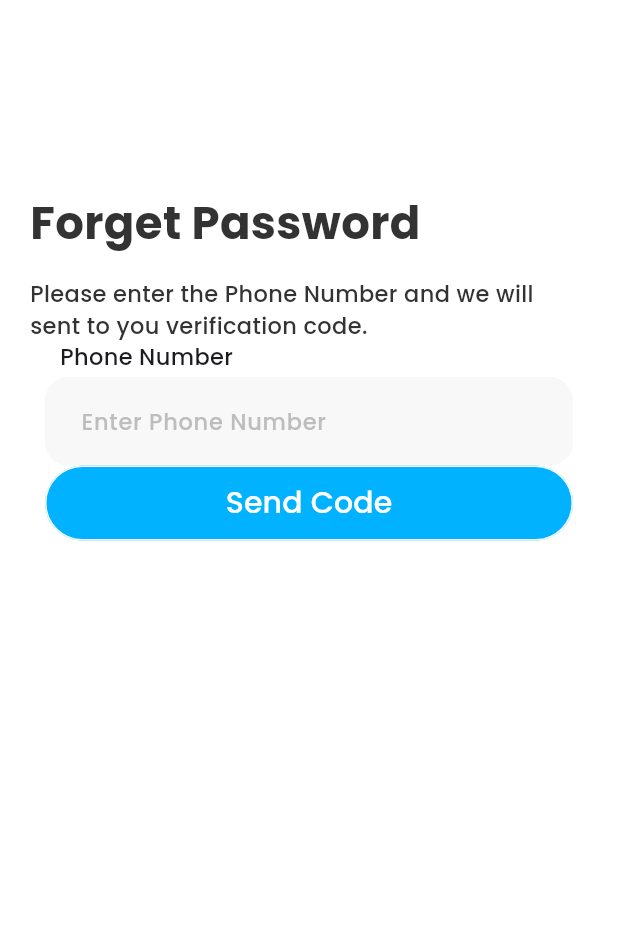
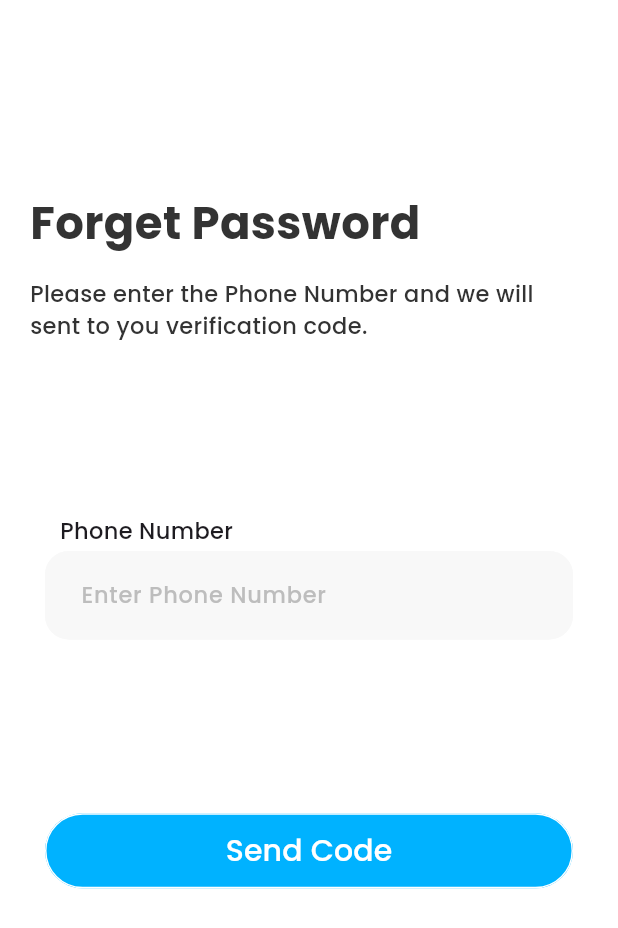
Before and after one commit to KaremMotaz/tamtamApp, a Flutter app: the ForgetPasswordView screen opened by its route, on a phone screen of 412 x 824 dp. Shown: the top 928 px of the screen. Run offline on Flutter 3.47's test engine with Material 3 defaults, Android fonts, the phone set to English and light mode, and no system bars; our stand-ins replace carousel_slider, flutter_screenutil, flutter_svg, go_router, pinput, smooth_page_indicator.

Commit message:
Solve Expanded Errors

```diff
--- a/lib/core/widgets/custom_app_bar.dart
+++ b/lib/core/widgets/custom_app_bar.dart
@@ -30,9 +30,7 @@ class _CustomAppBarState extends State<CustomAppBar> {
       leading: context.canPop()
           ? InkWell(
               borderRadius: BorderRadius.circular(50),
-              onTap: () => context.canPop(),
-              child: Padding(
-                padding: const EdgeInsets.only(left: 20),
+              onTap: () => context.pop(),
               child: Container(
                 decoration: BoxDecoration(
                   shape: BoxShape.circle,
@@ -43,7 +41,6 @@ class _CustomAppBarState extends State<CustomAppBar> {
                   child: SvgPicture.asset(AppAssets.arrowBack),
                 ),
               ),
-              ),
             )
           : SizedBox.shrink(),
     );
--- a/lib/features/Auth/presentation/views/forget_password_view.dart
+++ b/lib/features/Auth/presentation/views/forget_password_view.dart
@@ -33,7 +33,7 @@ class ForgetPasswordView extends StatelessWidget {
                   style: AppStyles.medium15.copyWith(color: AppColors.darkGrey),
                 ),
               ),
-              ForgotPasswordForm(),
+              Expanded(child: ForgotPasswordForm()),
             ],
           ),
         ),
--- a/lib/features/Auth/presentation/views/otp_verification_view.dart
+++ b/lib/features/Auth/presentation/views/otp_verification_view.dart
@@ -35,7 +35,7 @@ class OtpVerificationView extends StatelessWidget {
                   style: AppStyles.medium15.copyWith(color: AppColors.darkGrey),
                 ),
               ),
-              PinInputForm(isForResetPassword: isForResetPassword),
+              Expanded(child: PinInputForm(isForResetPassword: isForResetPassword)),
             ],
           ),
         ),
--- a/lib/features/Auth/presentation/views/reset_password_view.dart
+++ b/lib/features/Auth/presentation/views/reset_password_view.dart
@@ -31,7 +31,7 @@ class ResetPasswordView extends StatelessWidget {
                   style: AppStyles.medium15.copyWith(color: AppColors.darkGrey),
                 ),
               ),
-              ResetPasswordForm(),
+              Expanded(child: ResetPasswordForm()),
             ],
           ),
         ),
--- a/lib/features/Auth/presentation/widgets/forgot_password_form.dart
+++ b/lib/features/Auth/presentation/widgets/forgot_password_form.dart
@@ -24,7 +24,6 @@ class _PinInputFormState extends State<ForgotPasswordForm> {
   Widget build(BuildContext context) {
     return Form(
       key: formKey,
-      child: Expanded(
       child: Padding(
         padding: const EdgeInsets.symmetric(horizontal: 10),
         child: Column(
@@ -45,7 +44,6 @@ class _PinInputFormState extends State<ForgotPasswordForm> {
           ],
         ),
       ),
-      ),
     );
   }
 
--- a/lib/features/Auth/presentation/widgets/pin_input_form.dart
+++ b/lib/features/Auth/presentation/widgets/pin_input_form.dart
@@ -28,7 +28,6 @@ class _PinInputFormState extends State<PinInputForm> {
   Widget build(BuildContext context) {
     return Form(
       key: formKey,
-      child: Expanded(
       child: Padding(
         padding: const EdgeInsets.symmetric(horizontal: 10),
         child: Column(
@@ -51,7 +50,6 @@ class _PinInputFormState extends State<PinInputForm> {
           ],
         ),
       ),
-      ),
     );
   }
 
--- a/lib/features/Auth/presentation/widgets/reset_password_form.dart
+++ b/lib/features/Auth/presentation/widgets/reset_password_form.dart
@@ -29,7 +29,6 @@ class _PinInputFormState extends State<ResetPasswordForm> {
   Widget build(BuildContext context) {
     return Form(
       key: formKey,
-      child: Expanded(
       child: Padding(
         padding: const EdgeInsets.symmetric(horizontal: 10),
         child: Column(
@@ -57,7 +56,6 @@ class _PinInputFormState extends State<ResetPasswordForm> {
           ],
         ),
       ),
-      ),
     );
   }
 
```
Lines whose indentation alone changed are shown as unchanged.
